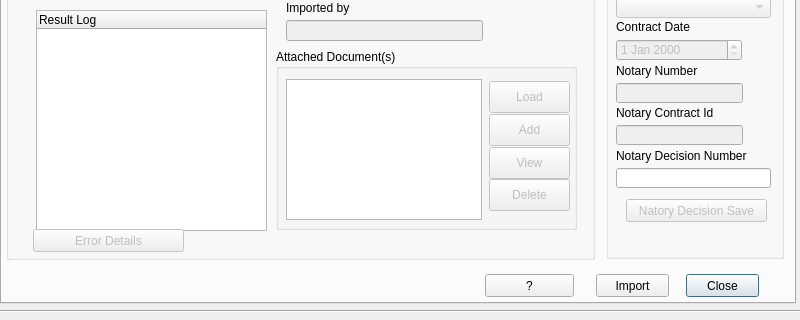
teamlm2/lm2_mgis, file view/ImportDecisionDialog.ui: the form before one commit; both pictures show x 0 to 800 and y 177 to 497 of the 800 by 497 pixel window.
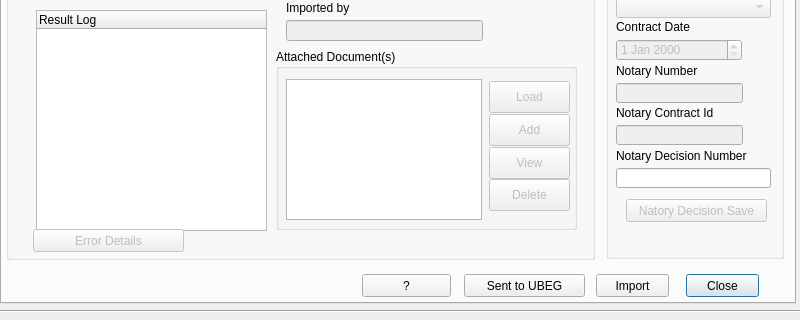
The form after the commit.

```diff
--- a/view/ImportDecisionDialog.ui
+++ b/view/ImportDecisionDialog.ui
@@ -581,7 +581,7 @@
     <widget class="QPushButton" name="help_button">
      <property name="geometry">
       <rect>
-       <x>483</x>
+       <x>360</x>
        <y>395</y>
        <width>89</width>
        <height>23</height>
@@ -596,7 +596,7 @@
       <rect>
        <x>10</x>
        <y>390</y>
-       <width>461</width>
+       <width>341</width>
        <height>21</height>
       </rect>
      </property>
@@ -604,6 +604,19 @@
       <string/>
      </property>
     </widget>
+    <widget class="QPushButton" name="sent_to_ubeg_button">
+     <property name="geometry">
+      <rect>
+       <x>462</x>
+       <y>395</y>
+       <width>121</width>
+       <height>23</height>
+      </rect>
+     </property>
+     <property name="text">
+      <string>Sent to UBEG</string>
+     </property>
+    </widget>
    </widget>
    <widget class="QWidget" name="tab_2">
     <attribute name="title">
```
